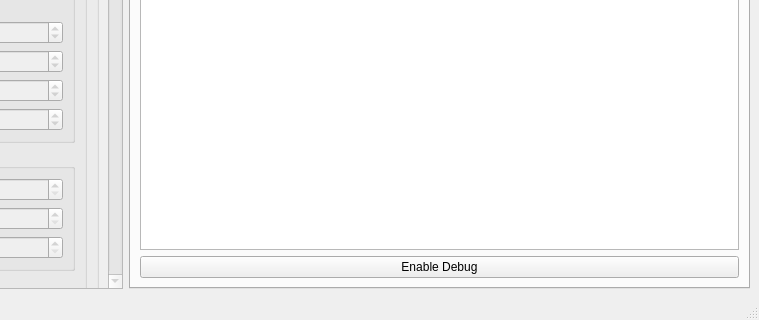
First picture: the form in msrc_gui/mainwindow.ui, repository dgatf/msrc, before the edit; both pictures show x 508 to 1267 and y 608 to 928 of the 1267 by 928 pixel window.
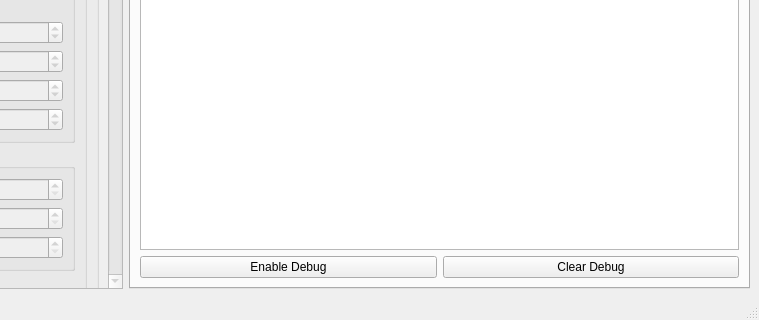
Second picture: the form after the edit. The open tabs and pages were chosen to show the change. Icons and pictures are not drawn.

Diff of the .ui file:
```diff
--- a/msrc_gui/mainwindow.ui
+++ b/msrc_gui/mainwindow.ui
@@ -940,16 +940,31 @@
            <attribute name="title">
             <string>Debug</string>
            </attribute>
-           <layout class="QGridLayout" name="gridLayout_10">
-            <item row="1" column="0">
+           <layout class="QVBoxLayout" name="verticalLayout_3">
+            <item>
+             <widget class="QPlainTextEdit" name="ptDebug">
+              <property name="readOnly">
+               <bool>true</bool>
+              </property>
+             </widget>
+            </item>
+            <item>
+             <layout class="QHBoxLayout" name="horizontalLayout_6">
+              <item>
              <widget class="QPushButton" name="btDebug">
               <property name="text">
                <string>Enable Debug</string>
               </property>
              </widget>
             </item>
-            <item row="0" column="0">
-             <widget class="QPlainTextEdit" name="ptDebug"/>
+              <item>
+               <widget class="QPushButton" name="btClearDebug">
+                <property name="text">
+                 <string>Clear Debug</string>
+                </property>
+               </widget>
+              </item>
+             </layout>
             </item>
            </layout>
           </widget>
```
Lines whose indentation alone changed are shown as unchanged.
